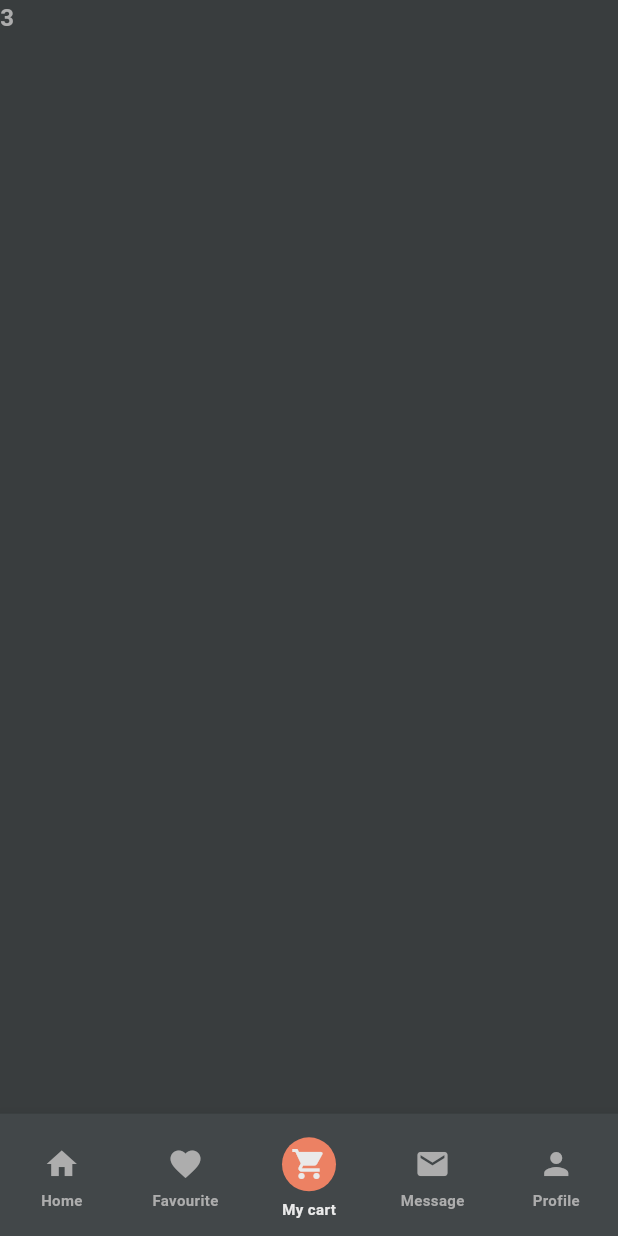
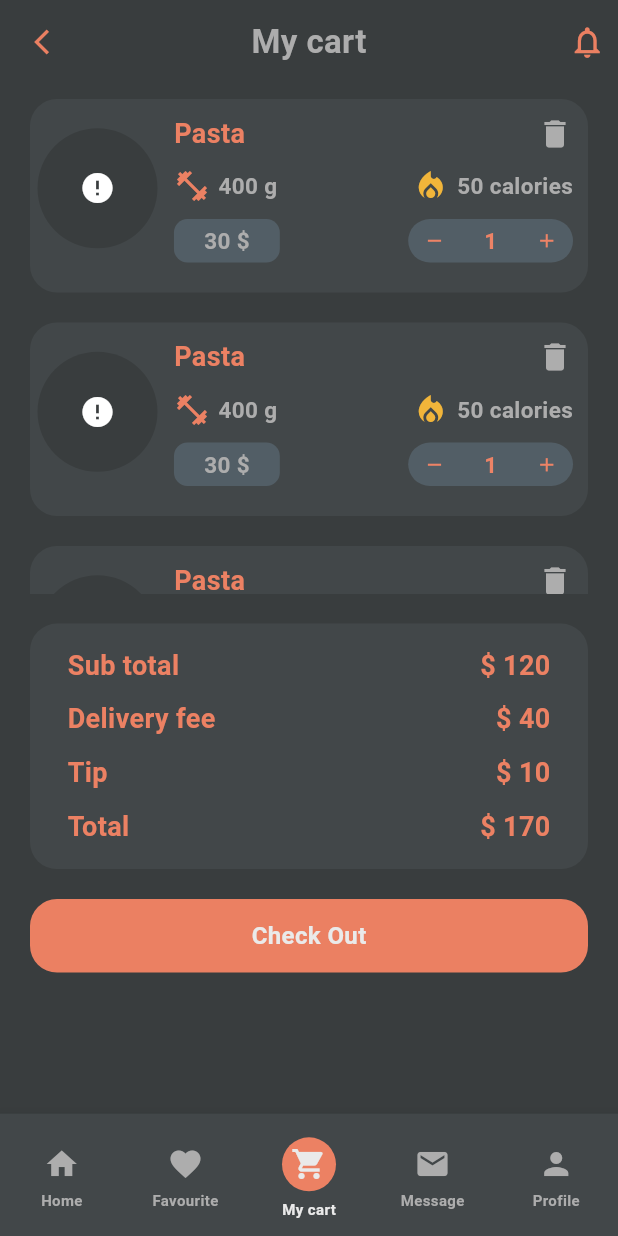
Before and after one commit to roonish/himalayandelight, a Flutter app: the screen it shows after launch, item 3 of the bottom bar chosen, on a phone screen of 412 x 824 dp. Run offline on Flutter 3.47's test engine with Material 3 defaults, Android fonts, the phone set to English and light mode, and no system bars; drawn by our look-alikes of cached_network_image; our stand-ins replace bloc, flutter_bloc, go_router; network calls fail; Roboto replaces fonts that are missing (ProximaNova).

Commit message:
Feat: My cart scrren created

```diff
--- a/lib/screen/cart_screen/cart_screen.dart
+++ b/lib/screen/cart_screen/cart_screen.dart
@@ -1,61 +1,50 @@
-import 'package:himalayan_delights/screen/detail_screen/imports.dart';
+import 'package:himalayan_delights/screen/cart_screen/imports.dart';
 
-class DetailScreen extends StatelessWidget {
-  final String title;
-  final String price;
-  final String image;
-  const DetailScreen(
-      {super.key,
-      required this.title,
-      required this.price,
-      required this.image});
+class CartScreen extends StatelessWidget {
+  const CartScreen({
+    super.key,
+  });
 
   @override
   Widget build(BuildContext context) {
-    final Size mediaQ = MediaQuery.of(context).size;
-    const EdgeInsetsGeometry bodyPadding = EdgeInsets.symmetric(horizontal: 18);
     final ValueNotifier<int> itemCount = ValueNotifier<int>(1);
-    const EdgeInsetsGeometry quantityButtonPadding =
-        EdgeInsets.only(top: 30, bottom: 10);
-    const EdgeInsetsGeometry descPadding = EdgeInsets.symmetric(vertical: 20);
-    const EdgeInsetsGeometry buttonPadding = EdgeInsets.symmetric(vertical: 20);
+
+    List<String> images = [
+      'https://live.staticflickr.com/65535/53617693698_9a55f62c16_o.png',
+      'https://live.staticflickr.com/65535/53618118025_5d5e220b88_o.png',
+      'https://live.staticflickr.com/65535/53616607487_9869776fea_o.png',
+      'https://live.staticflickr.com/65535/53617689693_ebdfd3f69d_o.png',
+      'https://live.staticflickr.com/65535/53617817444_fcbbbe1d9d_o.png',
+      'https://live.staticflickr.com/65535/53616799242_b058204944_o.png',
+      'https://live.staticflickr.com/65535/53616610952_c650a01233_o.png',
+      'https://live.staticflickr.com/65535/53616610192_9bf2ccdac9_o.png',
+      'https://live.staticflickr.com/65535/53617933095_ec64419a9e_o.png',
+      'https://live.staticflickr.com/65535/53617489501_9dc8b39717_o.png',
+      'https://live.staticflickr.com/65535/53617674586_72541f5a53_o.png',
+      'https://live.staticflickr.com/65535/53616483042_8ca21b57ba_o.jpg',
+    ];
 
     return Scaffold(
-      appBar: appBar(context, title: 'Food detail'),
-      body: SingleChildScrollView(
-        child: Column(
-          crossAxisAlignment: CrossAxisAlignment.center,
-          children: [
-            FoodImage(mediaQ: mediaQ, image: image),
-            Padding(
-              padding: quantityButtonPadding,
-              child: QuantityButton(mediaQ: mediaQ, itemCount: itemCount),
+      appBar: appBar(
+        context,
+        title: 'My cart',
+        showAction: true,
       ),
-            Padding(
-              padding: bodyPadding,
+      body: Padding(
+        padding: const EdgeInsets.symmetric(
+          horizontal: 20,
+        ),
+        child: SingleChildScrollView(
           child: Column(
             children: [
-                  FoodTitle(title: title, price: price),
-                  Padding(
-                    padding: descPadding,
-                    child: LabelText(
-                        maxLine: 6,
-                        size: 15,
-                        text:
-                            '$title fjnk j gk  kngij gnkdn kgn kn  jg bfkh kohio s ep vmlfmdbl jhtoi gn fbfgh rtoi gp/jmbkmgfgrtkjp r;d jbngfgn b skg s.ghsroe. ggj/ s/ijgs j ghresh rg dhg .hrt  j ghd.ig hsgj s'),
-                  ),
-                  const FoodDetail(),
-                  const Padding(
-                    padding: buttonPadding,
-                    child: AppButton(
-                      text: 'Add to cart',
-                      verticalPadding: 12,
-                    ),
+              CartList(images: images, itemCount: itemCount),
+              const TotalCost(),
+              const AppButton(
+                text: 'Check Out',
+                verticalPadding: 13,
               )
             ],
           ),
-            ),
-          ],
         ),
       ),
     );
--- a/lib/screen/cart_screen/imports.dart
+++ b/lib/screen/cart_screen/imports.dart
@@ -1,12 +1,15 @@
 export 'package:flutter/material.dart';
+export 'package:himalayan_delights/themes/color_theme.dart';
+export 'package:himalayan_delights/widgets/label_text.dart';
+export '../../widgets/circularImage.dart';
+export 'widgets/total_detail.dart';
+export '../../widgets/appbar.dart';
+export 'package:himalayan_delights/utils/safe_size.dart';
 export 'package:himalayan_delights/widgets/app_button.dart';
-export 'package:himalayan_delights/widgets/label_text.dart';
-export '../../themes/color_theme.dart';
-export '../../utils/safe_size.dart';
-export '../../widgets/appBar.dart';
-export '../../widgets/app_image.dart';
-export '../detail_screen/widgets/food_sub_info.dart';
-export 'package:himalayan_delights/screen/detail_screen/widgets/food_detail.dart';
-export 'package:himalayan_delights/screen/detail_screen/widgets/food_image.dart';
-export 'package:himalayan_delights/screen/detail_screen/widgets/food_title.dart';
+export 'package:himalayan_delights/screen/cart_screen/widgets/cart_item_detail.dart';
 export 'package:himalayan_delights/screen/detail_screen/widgets/quantity_button.dart';
+export 'package:himalayan_delights/screen/cart_screen/widgets/total_cost.dart';
+export 'package:himalayan_delights/screen/cart_screen/widgets/cart_list.dart';
+export '../cart_screen/widgets/calories_and_weight.dart';
+export '../cart_screen/widgets/food_title_and_remove.dart';
+export '../cart_screen/widgets/price_and_quantity.dart';
--- /dev/null
+++ b/lib/screen/cart_screen/widgets/calories_and_weight.dart
@@ -0,0 +1,26 @@
+import 'package:himalayan_delights/screen/cart_screen/imports.dart';
+
+class CaloriesAndWeight extends StatelessWidget {
+  const CaloriesAndWeight({
+    super.key,
+  });
+
+  @override
+  Widget build(BuildContext context) {
+    return Row(
+      mainAxisAlignment: MainAxisAlignment.spaceBetween,
+      children: [
+        CartItemDetail(
+          icon: Icons.fitness_center,
+          label: '400 g',
+          iconColor: AppColor.primaryColor,
+        ),
+        const CartItemDetail(
+          icon: Icons.local_fire_department_sharp,
+          label: '50 calories',
+          iconColor: AppColor.ratingColor,
+        )
+      ],
+    );
+  }
+}
--- /dev/null
+++ b/lib/screen/cart_screen/widgets/cart_item_detail.dart
@@ -0,0 +1,34 @@
+import 'package:himalayan_delights/screen/cart_screen/imports.dart';
+
+class CartItemDetail extends StatelessWidget {
+  final IconData icon;
+  final String label;
+  final Color iconColor;
+  const CartItemDetail({
+    super.key,
+    required this.icon,
+    required this.label,
+    required this.iconColor,
+  });
+
+  @override
+  Widget build(BuildContext context) {
+    final Size mediaQ = MediaQuery.of(context).size;
+
+    return Row(
+      children: [
+        Icon(
+          icon,
+          color: iconColor,
+        ),
+        SizedBox(
+          width: getDeviceExactWidth(5, mediaQ),
+        ),
+        LabelText(
+          text: label,
+          size: 15,
+        ),
+      ],
+    );
+  }
+}
--- /dev/null
+++ b/lib/screen/cart_screen/widgets/cart_list.dart
@@ -0,0 +1,62 @@
+import 'package:himalayan_delights/screen/cart_screen/imports.dart';
+
+class CartList extends StatelessWidget {
+  const CartList({
+    super.key,
+    required this.images,
+    required this.itemCount,
+  });
+
+  final List<String> images;
+  final ValueNotifier<int> itemCount;
+
+  @override
+  Widget build(BuildContext context) {
+    final Size mediaQ = MediaQuery.of(context).size;
+    const EdgeInsetsGeometry containerPadding =
+        EdgeInsets.only(bottom: 20, top: 10, right: 10, left: 5);
+    const EdgeInsetsGeometry containerMargin =
+        EdgeInsets.symmetric(vertical: 10);
+
+    return SizedBox(
+      height: getDeviceExactHeight(275, mediaQ),
+      width: double.infinity,
+      child: ListView.builder(
+        itemCount: 5,
+        itemBuilder: (context, index) {
+          return Container(
+            padding: containerPadding,
+            margin: containerMargin,
+            decoration: BoxDecoration(
+                borderRadius: BorderRadius.circular(18),
+                color: AppColor.searchColor),
+            child: Row(
+              children: [
+                CircularImage(radius: 40, image: images[index]),
+                SizedBox(
+                  width: getDeviceExactWidth(10, mediaQ),
+                ),
+                Expanded(
+                  child: IntrinsicWidth(
+                    child: Column(
+                      children: [
+                        const FoodTitleAndRemove(
+                          foodName: 'Pasta',
+                        ),
+                        const Padding(
+                          padding: containerMargin,
+                          child: CaloriesAndWeight(),
+                        ),
+                        PriceAndQuantity(itemCount: itemCount),
+                      ],
+                    ),
+                  ),
+                ),
+              ],
+            ),
+          );
+        },
+      ),
+    );
+  }
+}
--- /dev/null
+++ b/lib/screen/cart_screen/widgets/food_title_and_remove.dart
@@ -0,0 +1,21 @@
+import 'package:himalayan_delights/screen/cart_screen/imports.dart';
+
+class FoodTitleAndRemove extends StatelessWidget {
+  final String foodName;
+  const FoodTitleAndRemove({
+    super.key,
+    required this.foodName,
+  });
+
+  @override
+  Widget build(BuildContext context) {
+    return Row(mainAxisAlignment: MainAxisAlignment.spaceBetween, children: [
+      LabelText(
+        text: foodName,
+        color: AppColor.primaryColor,
+        size: 18,
+      ),
+      InkWell(onTap: () {}, child: const Icon(Icons.delete))
+    ]);
+  }
+}
--- /dev/null
+++ b/lib/screen/cart_screen/widgets/price_and_quantity.dart
@@ -0,0 +1,37 @@
+import 'package:himalayan_delights/screen/cart_screen/imports.dart';
+
+class PriceAndQuantity extends StatelessWidget {
+  const PriceAndQuantity({
+    super.key,
+    required this.itemCount,
+  });
+
+  final ValueNotifier<int> itemCount;
+
+  @override
+  Widget build(BuildContext context) {
+    const EdgeInsetsGeometry pricePadding =
+        EdgeInsets.symmetric(vertical: 4.0, horizontal: 20.0);
+    return Row(
+      mainAxisAlignment: MainAxisAlignment.spaceBetween,
+      children: [
+        Container(
+          padding: pricePadding,
+          decoration: BoxDecoration(
+              borderRadius: BorderRadius.circular(9),
+              color: AppColor.buttonColor),
+          child: const LabelText(
+            text: '30 \$',
+            size: 15,
+          ),
+        ),
+        QuantityButton(
+          buttonLabelSize: 15,
+          buttonWidth: 100,
+          itemCount: itemCount,
+          buttonColor: AppColor.buttonColor,
+        ),
+      ],
+    );
+  }
+}
--- /dev/null
+++ b/lib/screen/cart_screen/widgets/total_cost.dart
@@ -0,0 +1,35 @@
+import 'package:himalayan_delights/screen/cart_screen/imports.dart';
+
+class TotalCost extends StatelessWidget {
+  const TotalCost({
+    super.key,
+  });
+
+  @override
+  Widget build(BuildContext context) {
+    final Size mediaQ = MediaQuery.of(context).size;
+    const EdgeInsetsGeometry gapPadding = EdgeInsets.symmetric(vertical: 20);
+    const EdgeInsetsGeometry containerPadding =
+        EdgeInsets.symmetric(vertical: 15.0, horizontal: 25.0);
+    return Padding(
+      padding: gapPadding,
+      child: Container(
+        padding: containerPadding,
+        decoration: BoxDecoration(
+            color: AppColor.searchColor,
+            borderRadius: BorderRadius.circular(18)),
+        child: Column(
+          children: [
+            const TotalDetail(leadingTitle: 'Sub total', trailingInfo: '120'),
+            SizedBox(height: getDeviceExactHeight(8, mediaQ)),
+            const TotalDetail(leadingTitle: 'Delivery fee', trailingInfo: '40'),
+            SizedBox(height: getDeviceExactHeight(8, mediaQ)),
+            const TotalDetail(leadingTitle: 'Tip', trailingInfo: '10'),
+            SizedBox(height: getDeviceExactHeight(8, mediaQ)),
+            const TotalDetail(leadingTitle: 'Total', trailingInfo: '170'),
+          ],
+        ),
+      ),
+    );
+  }
+}
--- /dev/null
+++ b/lib/screen/cart_screen/widgets/total_detail.dart
@@ -0,0 +1,31 @@
+
+import 'package:himalayan_delights/screen/cart_screen/imports.dart';
+
+class TotalDetail extends StatelessWidget {
+  final String leadingTitle;
+  final String trailingInfo;
+  const TotalDetail({
+    super.key,
+    required this.leadingTitle,
+    required this.trailingInfo,
+  });
+
+  @override
+  Widget build(BuildContext context) {
+    return Row(
+      mainAxisAlignment: MainAxisAlignment.spaceBetween,
+      children: [
+        LabelText(
+          text: leadingTitle,
+          color: AppColor.primaryColor,
+          size: 18,
+        ),
+        LabelText(
+          text: '\$ $trailingInfo',
+          color: AppColor.primaryColor,
+          size: 18,
+        ),
+      ],
+    );
+  }
+}
--- a/lib/screen/detail_screen/detail_screen.dart
+++ b/lib/screen/detail_screen/detail_screen.dart
@@ -29,7 +29,7 @@ class DetailScreen extends StatelessWidget {
             FoodImage(mediaQ: mediaQ, image: image),
             Padding(
               padding: quantityButtonPadding,
-              child: QuantityButton(mediaQ: mediaQ, itemCount: itemCount),
+              child: QuantityButton( itemCount: itemCount),
             ),
             Padding(
               padding: bodyPadding,
--- a/lib/screen/detail_screen/widgets/quantity_button.dart
+++ b/lib/screen/detail_screen/widgets/quantity_button.dart
@@ -3,25 +3,30 @@ import 'package:himalayan_delights/screen/detail_screen/imports.dart';
 class QuantityButton extends StatelessWidget {
   const QuantityButton({
     super.key,
-    required this.mediaQ,
     required this.itemCount,
+    this.buttonColor = AppColor.searchColor,
+    this.buttonWidth = 110,
+    this.buttonLabelSize = 18,
   });
 
-  final Size mediaQ;
   final ValueNotifier<int> itemCount;
+  final Color buttonColor;
+  final double buttonWidth;
+  final double buttonLabelSize;
 
   @override
   Widget build(BuildContext context) {
+    final Size mediaQ = MediaQuery.of(context).size;
     const EdgeInsetsGeometry gapPadding = EdgeInsets.symmetric(
       vertical: 4.0,
       horizontal: 10.0,
     );
 
     return Container(
-      width: getDeviceExactWidth(110, mediaQ),
+      width: getDeviceExactWidth(buttonWidth, mediaQ),
       padding: gapPadding,
       decoration: BoxDecoration(
-          borderRadius: BorderRadius.circular(20), color: AppColor.searchColor),
+          borderRadius: BorderRadius.circular(20), color: buttonColor),
       child: ValueListenableBuilder<int>(
           valueListenable: itemCount,
           builder: (context, int noOfOrder, child) {
@@ -38,7 +43,7 @@ class QuantityButton extends StatelessWidget {
                 LabelText(
                   text: noOfOrder.toString(),
                   color: AppColor.primaryColor,
-                  size: 18,
+                  size: buttonLabelSize,
                   fontWeight: FontWeight.bold,
                 ),
                 InkWell(
--- a/lib/screen/favourite_screen/favourite_screen.dart
+++ b/lib/screen/favourite_screen/favourite_screen.dart
@@ -25,7 +25,7 @@ class FavouriteScreen extends StatelessWidget {
       'https://live.staticflickr.com/65535/53616483042_8ca21b57ba_o.jpg',
     ];
     return Scaffold(
-        appBar: appBar(context, title: 'Favourite'),
+        appBar: appBar(context, title: 'Favourite', showLeadingIcon: false),
         body: Padding(
           padding: bodyPadding,
           child: ListView.builder(
--- a/lib/screen/message_screen/message_screen.dart
+++ b/lib/screen/message_screen/message_screen.dart
@@ -29,7 +29,7 @@ class DetailScreen extends StatelessWidget {
             FoodImage(mediaQ: mediaQ, image: image),
             Padding(
               padding: quantityButtonPadding,
-              child: QuantityButton(mediaQ: mediaQ, itemCount: itemCount),
+              child: QuantityButton(itemCount: itemCount),
             ),
             Padding(
               padding: bodyPadding,
--- a/lib/screen/profile_screen/profile_screen.dart
+++ b/lib/screen/profile_screen/profile_screen.dart
@@ -29,7 +29,7 @@ class DetailScreen extends StatelessWidget {
             FoodImage(mediaQ: mediaQ, image: image),
             Padding(
               padding: quantityButtonPadding,
-              child: QuantityButton(mediaQ: mediaQ, itemCount: itemCount),
+              child: QuantityButton(itemCount: itemCount),
             ),
             Padding(
               padding: bodyPadding,
--- a/lib/screen/root_screen/root_screen.dart
+++ b/lib/screen/root_screen/root_screen.dart
@@ -1,5 +1,6 @@
 import 'package:flutter_bloc/flutter_bloc.dart';
 import 'package:himalayan_delights/bloc/navbar_bloc/navbar_bloc.dart';
+import 'package:himalayan_delights/screen/cart_screen/cart_screen.dart';
 import 'package:himalayan_delights/screen/home_screen/home_screen.dart';
 import 'package:himalayan_delights/screen/home_screen/imports.dart';
 import '../favourite_screen/favourite_screen.dart';
@@ -13,7 +14,7 @@ class RootScreen extends StatelessWidget {
     List<Widget> navBarScreen = const [
       HomeScreen(),
       FavouriteScreen(),
-      Text('3'),
+      CartScreen(),
       Text('4'),
       Text('5'),
     ];
--- a/lib/themes/color_theme.dart
+++ b/lib/themes/color_theme.dart
@@ -15,4 +15,6 @@ class AppColor {
   static const Color textColor = Color(0xFFADADAD);
   static const Color headerColor = Color(0xFFEAEAEA);
   static const Color searchColor = Color(0xFF424749);
+    static const Color buttonColor = Color(0xFF525e66);
+
 }
--- a/lib/widgets/appbar.dart
+++ b/lib/widgets/appbar.dart
@@ -4,8 +4,12 @@ import 'package:go_router/go_router.dart';
 import '../themes/color_theme.dart';
 import 'label_text.dart';
 
-AppBar appBar(BuildContext context,
-    {required String title, bool showLeadingIcon = true}) {
+AppBar appBar(
+  BuildContext context, {
+  required String title,
+  bool showAction = false,
+  bool showLeadingIcon = true,
+}) {
   return AppBar(
     centerTitle: true,
     systemOverlayStyle: const SystemUiOverlayStyle(
@@ -16,11 +20,22 @@ AppBar appBar(BuildContext context,
     leading: showLeadingIcon
         ? InkWell(
             onTap: () {
-              context.pop();
+              context.go('/');
             },
             child: Icon(Icons.arrow_back_ios_outlined,
                 size: 20, color: AppColor.primaryColor))
         : const SizedBox(),
     title: LabelText(text: title, size: 22),
+    actions: [
+      showAction
+          ? InkWell(
+              onTap: () {},
+              child: Padding(
+                padding: const EdgeInsets.only(right: 8.0),
+                child: Icon(Icons.notifications_none,
+                    size: 25, color: AppColor.primaryColor),
+              ))
+          : const SizedBox()
+    ],
   );
 }
```
Lines whose indentation alone changed are shown as unchanged.
